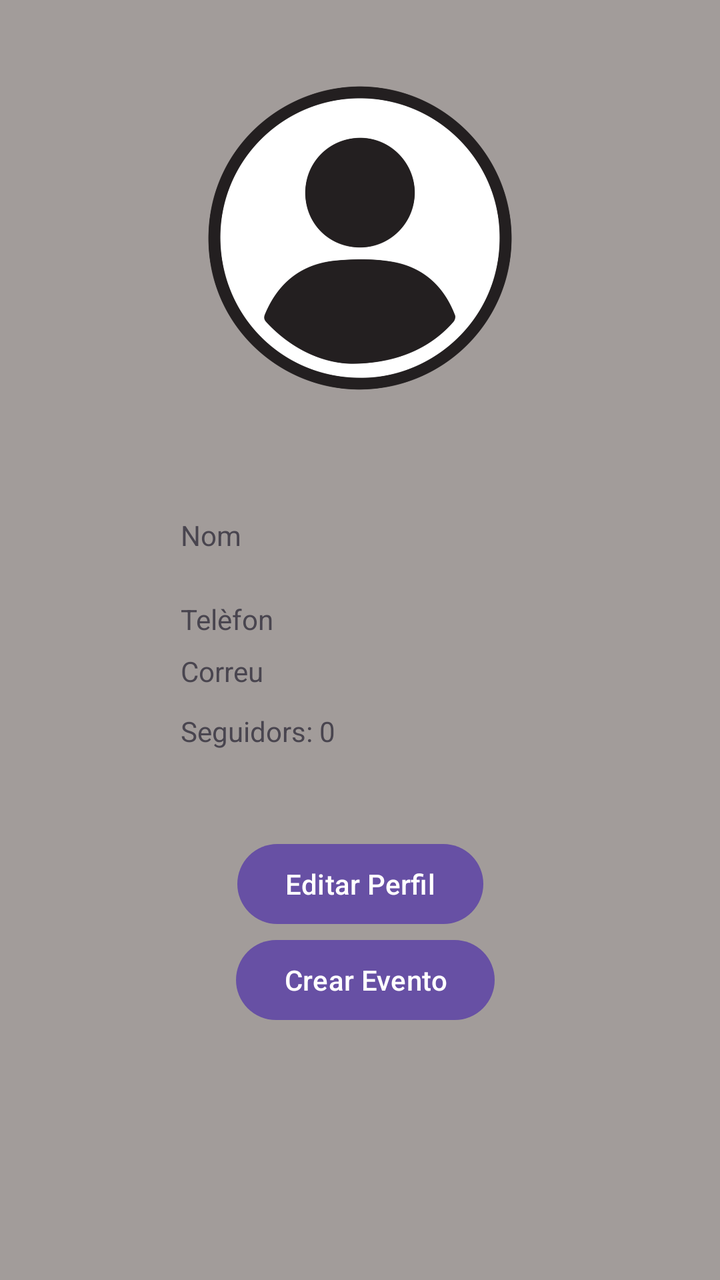
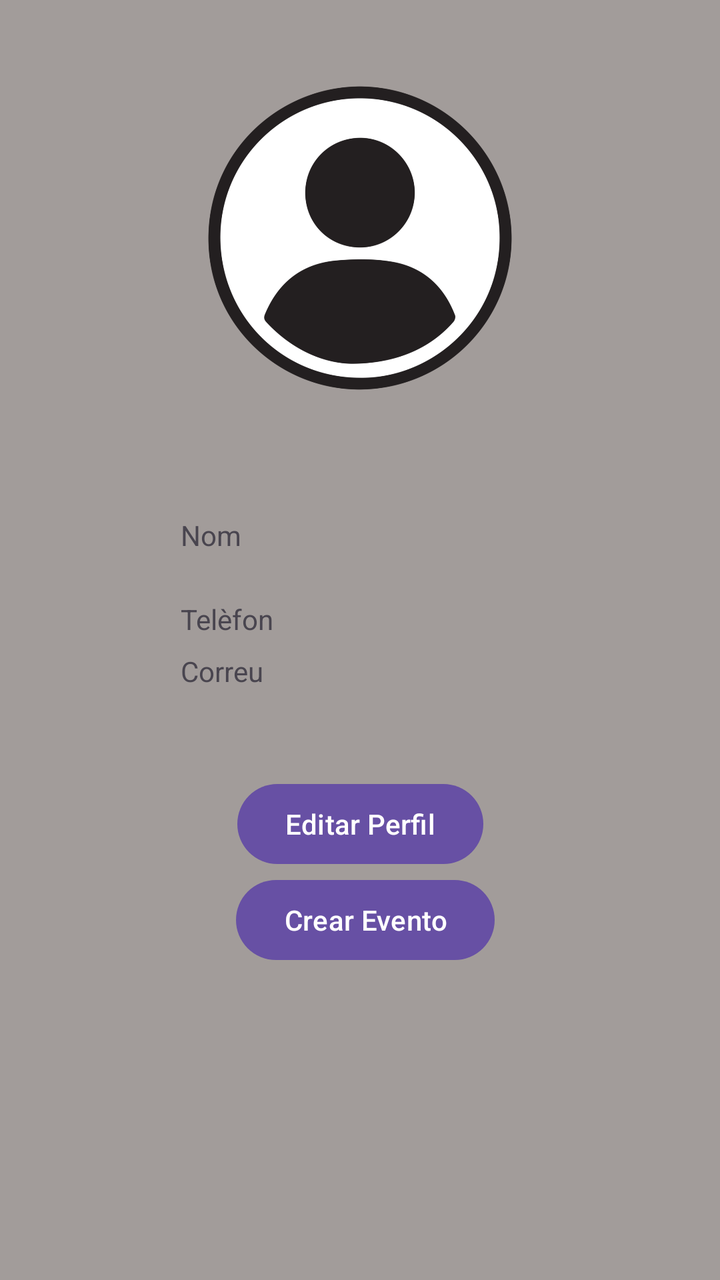

Before-and-after screenshots of an Android layout around one commit, followed by the original layout XML and the change that was made.
<!-- AndroidManifest.xml: application theme Theme.Projecte -->
<!-- res/layout/activity_user.xml -->
<?xml version="1.0" encoding="utf-8"?>
<androidx.core.widget.NestedScrollView
    xmlns:android="http://schemas.android.com/apk/res/android"
    xmlns:app="http://schemas.android.com/apk/res-auto"
    xmlns:tools="http://schemas.android.com/tools"
    android:layout_width="match_parent"
    android:layout_height="match_parent"
    android:fillViewport="true"
    android:background="#A29C9A">

    <androidx.constraintlayout.widget.ConstraintLayout
        android:id="@+id/main"
        android:layout_width="match_parent"
        android:layout_height="wrap_content"
        tools:context=".UserActivity">

        <ImageView
            android:id="@+id/fotoPerfil"
            android:layout_width="256dp"
            android:layout_height="238dp"
            app:layout_constraintEnd_toEndOf="parent"
            app:layout_constraintStart_toStartOf="parent"
            app:layout_constraintTop_toTopOf="parent"
            app:srcCompat="@drawable/user_icon" />

        <TextView
            android:id="@+id/nomTxt"
            android:layout_width="180dp"
            android:layout_height="22dp"
            android:layout_marginTop="20dp"
            android:text="Nom"
            app:layout_constraintEnd_toEndOf="parent"
            app:layout_constraintHorizontal_bias="0.502"
            app:layout_constraintStart_toStartOf="parent"
            app:layout_constraintTop_toBottomOf="@+id/fotoPerfil" />

        <TextView
            android:id="@+id/telefonTxt"
            android:layout_width="180dp"
            android:layout_height="22dp"
            android:layout_marginTop="20dp"
            android:text="Telèfon"
            app:layout_constraintEnd_toEndOf="parent"
            app:layout_constraintHorizontal_bias="0.502"
            app:layout_constraintStart_toStartOf="parent"
            app:layout_constraintTop_toBottomOf="@+id/nomTxt" />

        <TextView
            android:id="@+id/correuTxt"
            android:layout_width="180dp"
            android:layout_height="22dp"
            android:layout_marginTop="4dp"
            android:text="Correu"
            app:layout_constraintEnd_toEndOf="parent"
            app:layout_constraintHorizontal_bias="0.502"
            app:layout_constraintStart_toStartOf="parent"
            app:layout_constraintTop_toBottomOf="@+id/telefonTxt" />

        <TextView
            android:id="@+id/seguidorsTxt"
            android:layout_width="180dp"
            android:layout_height="22dp"
            android:layout_marginTop="8dp"
            android:text="Seguidors: 0"
            app:layout_constraintEnd_toEndOf="parent"
            app:layout_constraintHorizontal_bias="0.502"
            app:layout_constraintStart_toStartOf="parent"
            app:layout_constraintTop_toBottomOf="@+id/correuTxt" />

        <Button
            android:id="@+id/editPerfilBtn"
            android:layout_width="wrap_content"
            android:layout_height="wrap_content"
            android:layout_marginTop="40dp"
            android:text="Editar Perfil"
            app:layout_constraintEnd_toEndOf="parent"
            app:layout_constraintStart_toStartOf="parent"
            app:layout_constraintTop_toBottomOf="@+id/seguidorsTxt" />

        <Button
            android:id="@+id/crearEventBtn"
            android:layout_width="wrap_content"
            android:layout_height="wrap_content"
            android:layout_marginTop="88dp"
            android:text="Crear Evento"
            app:layout_constraintBottom_toTopOf="@+id/meusEventsList"
            app:layout_constraintEnd_toEndOf="parent"
            app:layout_constraintHorizontal_bias="0.512"
            app:layout_constraintStart_toStartOf="parent"
            app:layout_constraintTop_toBottomOf="@+id/seguidorsTxt"
            app:layout_constraintVertical_bias="0.0" />

        <androidx.recyclerview.widget.RecyclerView
            android:id="@+id/meusEventsList"
            android:layout_width="402dp"
            android:layout_height="wrap_content"
            android:layout_marginTop="64dp"
            android:nestedScrollingEnabled="false"
            app:layout_constraintEnd_toEndOf="parent"
            app:layout_constraintHorizontal_bias="0.0"
            app:layout_constraintStart_toStartOf="parent"
            app:layout_constraintTop_toBottomOf="@+id/editPerfilBtn" />

    </androidx.constraintlayout.widget.ConstraintLayout>

</androidx.core.widget.NestedScrollView>
<!-- resources referenced by this layout -->
<resources>
  <!-- drawable user_icon: png bitmap (drawable, 103129 bytes) -->
  <style name="Theme.Projecte" parent="Base.Theme.Projecte" />
  <style name="Base.Theme.Projecte" parent="Theme.Material3.DayNight.NoActionBar">
          
          
      </style>
</resources>

<!-- the commit's change to res/layout/activity_user.xml (unified diff, before → after) -->
@@ -62,6 +62,7 @@
             android:layout_height="22dp"
             android:layout_marginTop="8dp"
             android:text="Seguidors: 0"
+            android:visibility="gone"
             app:layout_constraintEnd_toEndOf="parent"
             app:layout_constraintHorizontal_bias="0.502"
             app:layout_constraintStart_toStartOf="parent"
